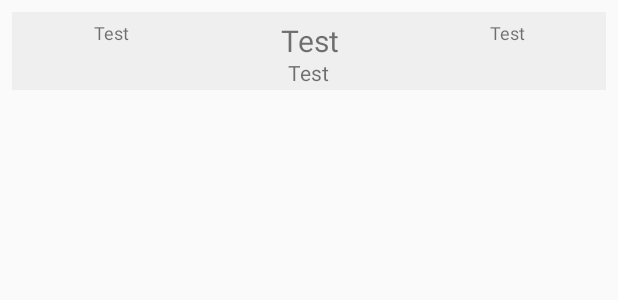
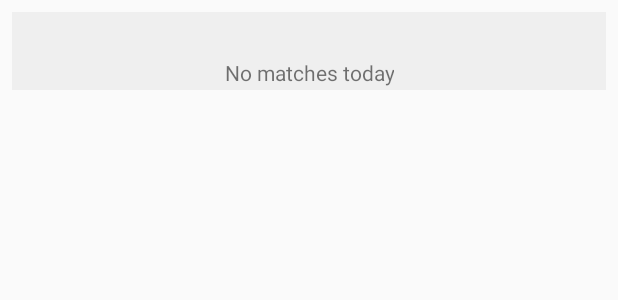
Before and after one commit to exitmusic/super-duo, an Android app: the layout widget_scores_small.xml on its own in the app's theme, with its tools: preview values and no code run, on a phone screen of 412 x 824 dp. Shown: the top 300 px of the screen. Run offline under Robolectric (Android 15) with nearby library versions, the phone set to English and light mode, and no system bars.

Commit message:
Query scores provider by date to retrieve today's matches for widget, messaging for widget when no matches are scheduled

```diff
--- a/football-scores/app/src/main/res/layout/widget_scores_small.xml
+++ b/football-scores/app/src/main/res/layout/widget_scores_small.xml
@@ -57,7 +57,7 @@
                     android:layout_width="wrap_content"
                     android:layout_height="0dp"
                     android:layout_weight="1"
-                    android:text="@string/test_text"
+                    android:text="@string/no_match"
                     android:layout_gravity="center"
                     android:gravity="center"
                     android:id="@+id/data_textview"/>
@@ -85,10 +85,6 @@
                     android:id="@+id/away_name"/>
             </LinearLayout>
         </LinearLayout>
-        <FrameLayout
-            android:layout_width="match_parent"
-            android:layout_height="wrap_content"
-            android:id="@+id/details_fragment_container">
-        </FrameLayout>
+
     </LinearLayout>
 </FrameLayout>
--- a/football-scores/app/src/main/res/values/strings.xml
+++ b/football-scores/app/src/main/res/values/strings.xml
@@ -4,7 +4,8 @@
     <string name="app_name">Football Scores</string>
     <string name="hello_world">Hello world!</string>
     <string name="action_settings">Settings</string>
-    <string name="test_text">Test</string>
+    <string name="test_text"></string>
+    <string name="no_match">No matches today</string>
     <string name="today">Today</string>
     <string name="yesterday">Yesterday</string>
     <string name="tomorrow">Tomorrow</string>
```
Also changed, not shown: football-scores/app/src/main/java/barqsoft/footballscores/widget/ScoresWidgetProvider.java (+9 -2 lines).
